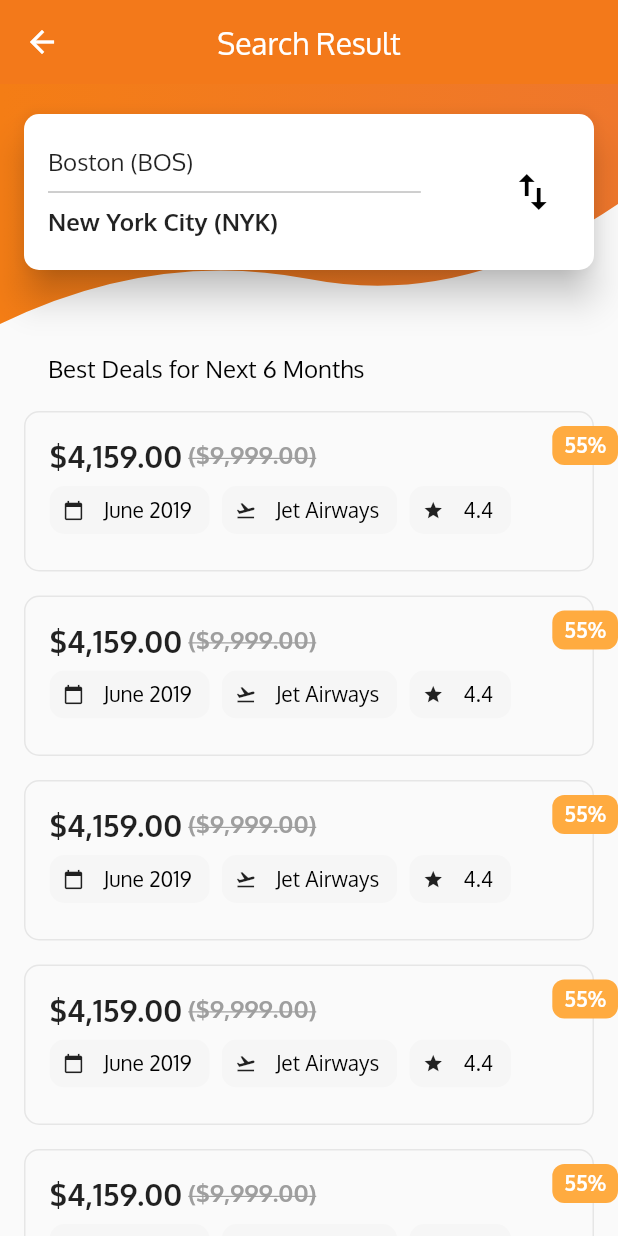
After one commit to anantatama/flight-app, a Flutter app: the FlightListingScreen screen opened directly, on a phone screen of 412 x 824 dp. The commit adds this screen. Run offline on Flutter 3.47's test engine with Material 2 defaults, Android fonts, the phone set to English and light mode, and no system bars.

Commit message:
Search page result

```diff
--- /dev/null
+++ b/lib/flight_list.dart
@@ -0,0 +1,220 @@
+import 'package:flightapp/CustomShapeClipper.dart';
+import 'package:flightapp/main.dart';
+import 'package:flutter/material.dart';
+
+final Color flightBorderColor = Color(0xFFE6E6E6);
+final Color chipBackgroundColor = Color(0xFFF6F6F6);
+final Color discountBackgroundColor = Color(0xFFFFE08D);
+
+class FlightListingScreen extends StatelessWidget {
+  @override
+  Widget build(BuildContext context) {
+    return Scaffold(
+      appBar: AppBar(
+        title: Text("Search Result",),
+        elevation: 0.0,
+        centerTitle: true,
+        leading: InkWell(
+          child: Icon(Icons.arrow_back),
+          onTap: () {
+            Navigator.pop(context);
+          },
+          ),
+      ),
+      body: SingleChildScrollView(
+        scrollDirection: Axis.vertical,
+        child: Column(
+          children: <Widget>[
+            FlightListTopPart(),
+            SizedBox(height: 20.0,),
+            FlightListingBottomPart(),
+          ],
+        ),
+      ),
+    );
+  }
+}
+
+class FlightListTopPart extends StatelessWidget {
+  @override
+  Widget build(BuildContext context) {
+    return Stack(
+      children: <Widget>[
+        ClipPath(
+          clipper: CustomShapeClipper(),
+          child: Container(
+            decoration: BoxDecoration(
+              gradient: LinearGradient(
+                colors: [firstColor, secondColor],
+              )
+            ),
+            height: 160.0,
+          ),
+        ),
+        Column(
+          children: <Widget>[
+            SizedBox(height: 20.0,),
+            Card(
+              shape: RoundedRectangleBorder(borderRadius: BorderRadius.all(Radius.circular(10.0))),
+              margin: EdgeInsets.symmetric(horizontal: 16.0),
+              elevation: 10.0,
+              child: Container(
+                padding: EdgeInsets.symmetric(horizontal: 16.0, vertical: 22.0),
+                child: Row(
+                  mainAxisSize: MainAxisSize.max,
+                  children: <Widget>[
+                    Expanded(
+                      flex: 5,
+                      child: Column(
+                        mainAxisAlignment: MainAxisAlignment.center,
+                        crossAxisAlignment: CrossAxisAlignment.start,
+                        children: <Widget>[
+                          Text("Boston (BOS)", style: TextStyle(fontSize: 16.0,)),
+                          Divider(color: Colors.grey, height: 20.0,),
+                          Text("New York City (NYK)", style: TextStyle(fontSize: 16.0, fontWeight: FontWeight.bold),),
+                        ],
+                      ),
+                    ),
+                    Spacer(),
+                    Expanded(
+                      flex: 1,
+                      child: Icon(Icons.import_export, color: Colors.black, size: 32.0,)),
+                  ],
+                ),
+              ),
+            ),
+          ],
+        )
+      ],
+    );
+  }
+}
+
+class FlightListingBottomPart extends StatelessWidget {
+  @override
+  Widget build(BuildContext context) {
+    return Padding(
+      padding: EdgeInsets.only(left: 16.0),
+      child: Column(
+        crossAxisAlignment: CrossAxisAlignment.start,
+        children: <Widget>[
+          Padding(
+            padding: const EdgeInsets.symmetric(horizontal: 16.0),
+            child: Text(
+              "Best Deals for Next 6 Months",
+              style: dropDownMenuItemStyle,
+            ),
+          ),
+          SizedBox(height: 10.0,),
+          ListView(
+            shrinkWrap: true,
+            physics: ClampingScrollPhysics(),
+            scrollDirection: Axis.vertical,
+            children: <Widget>[
+              FlightCard(),
+              FlightCard(),
+              FlightCard(),
+              FlightCard(),
+              FlightCard(),
+            ],
+          )
+        ],
+      ),
+    );
+  }
+}
+
+class FlightCard extends StatelessWidget {
+  @override
+  Widget build(BuildContext context) {
+    return Padding(
+      padding: const EdgeInsets.symmetric(vertical: 8.0),
+      child: Stack(
+          children: <Widget>[
+          Container(
+            margin: const EdgeInsets.only(right: 16.0),
+            decoration: BoxDecoration(
+              borderRadius: BorderRadius.all(Radius.circular(10.0),),
+              border: Border.all(color: flightBorderColor),
+            ),
+            child: Padding(
+              padding: const EdgeInsets.all(16.0),
+              child: Column(
+                crossAxisAlignment: CrossAxisAlignment.start,
+                children: <Widget>[
+                  Row(
+                    children: <Widget>[
+                      Text(
+                        '${formatCurrency.format(4159)}',
+                        style: TextStyle(
+                          fontWeight: FontWeight.bold,
+                          fontSize: 20.0,
+                        ),
+                      ),
+                      SizedBox(width: 4.0,),
+                      Text(
+                        '(${formatCurrency.format(9999)})',
+                        style: TextStyle(
+                          fontWeight: FontWeight.bold,
+                          fontSize: 16.0,
+                          decoration: TextDecoration.lineThrough,
+                          color: Colors.grey,
+                        ),
+                      ),
+                    ],
+                  ),
+                  Wrap(
+                    spacing: 8.0,
+                    runSpacing: -8.0,
+                    children: <Widget>[
+                      FlightDetailChip(Icons.calendar_today, "June 2019"),
+                      FlightDetailChip(Icons.flight_takeoff, "Jet Airways"),
+                      FlightDetailChip(Icons.star, "4.4")
+                    ],
+                  )
+                ],
+              ),
+            ),
+          ),
+          Positioned(
+            top: 10.0,
+            right: 0.0,
+            child: Container(
+              padding: EdgeInsets.symmetric(horizontal: 8.0, vertical: 4.0),
+              child: Text(
+                '55%',
+                style: TextStyle(color: Colors.white, fontSize: 14.0, fontWeight: FontWeight.bold),
+              ),
+              decoration: BoxDecoration(
+                color: Colors.orangeAccent,
+                borderRadius: BorderRadius.all(
+                  Radius.circular(8.0)
+                )
+              ),
+            ),
+          )
+        ]
+      ),
+    );
+  }
+}
+
+class FlightDetailChip extends StatelessWidget {
+
+  final IconData iconData;
+  final String label;
+
+  FlightDetailChip(this.iconData, this.label);
+  @override
+  Widget build(BuildContext context) {
+    return RawChip(
+      label: Text(label),
+      labelStyle: TextStyle(color:  Colors.black, fontSize: 14.0),
+      backgroundColor: chipBackgroundColor,
+      avatar: Icon(iconData, size: 14.0,),
+      shape: RoundedRectangleBorder(
+        borderRadius: BorderRadius.all(Radius.circular(10.0),),
+      ),
+    );
+  }
+}
--- a/lib/main.dart
+++ b/lib/main.dart
@@ -1,5 +1,6 @@
 import 'package:flightapp/CustomShapeClipper.dart';
 import 'package:flightapp/CustomAppBar.dart';
+import 'package:flightapp/flight_list.dart';
 import 'package:flutter/material.dart';
 import 'package:intl/intl.dart';
 
@@ -116,7 +117,18 @@ class _HomeScreenTopPartState extends State<HomeScreenTopPart> {
                         suffixIcon: Material(
                           elevation: 2.0,
                           borderRadius: BorderRadius.all(Radius.circular(30.0)),
-                          child: Icon(Icons.search, color: Colors.black,),
+                          child: InkWell(
+                            onTap: (){
+                              Navigator.push(
+                                context,
+                                MaterialPageRoute(
+                                  builder: (context) => FlightListingScreen()));
+                            },
+                            child: Icon(
+                              Icons.search,
+                              color: Colors.black,
+                            )
+                          ),
                         ),
                         border: InputBorder.none,
                       ),
```
